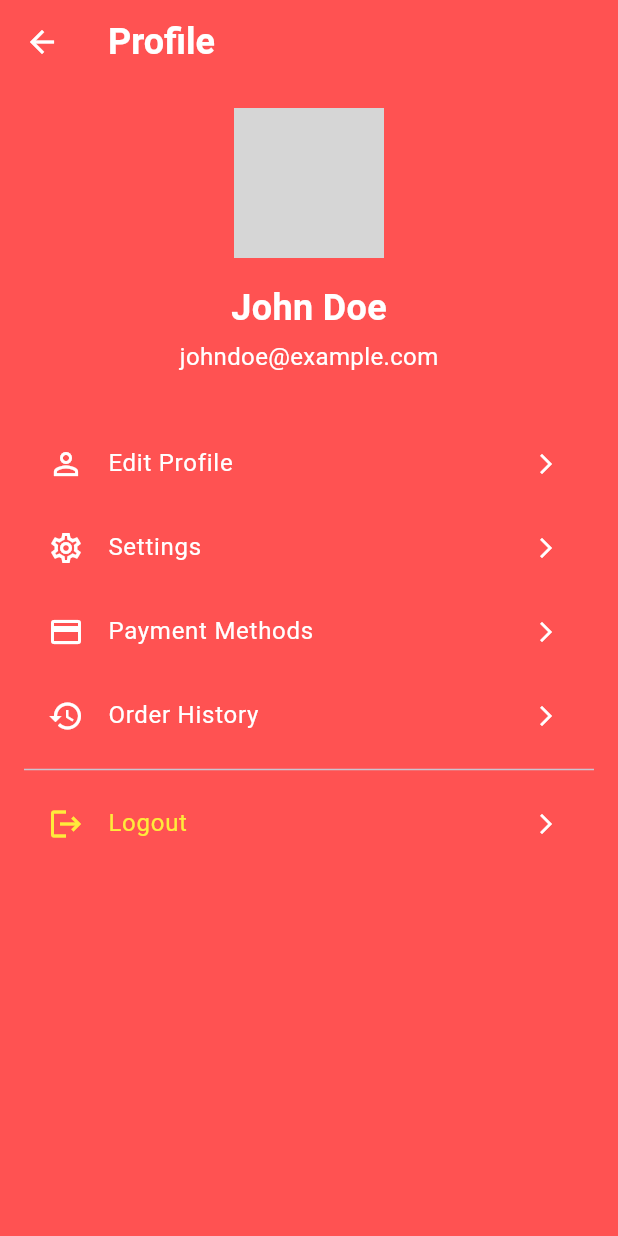
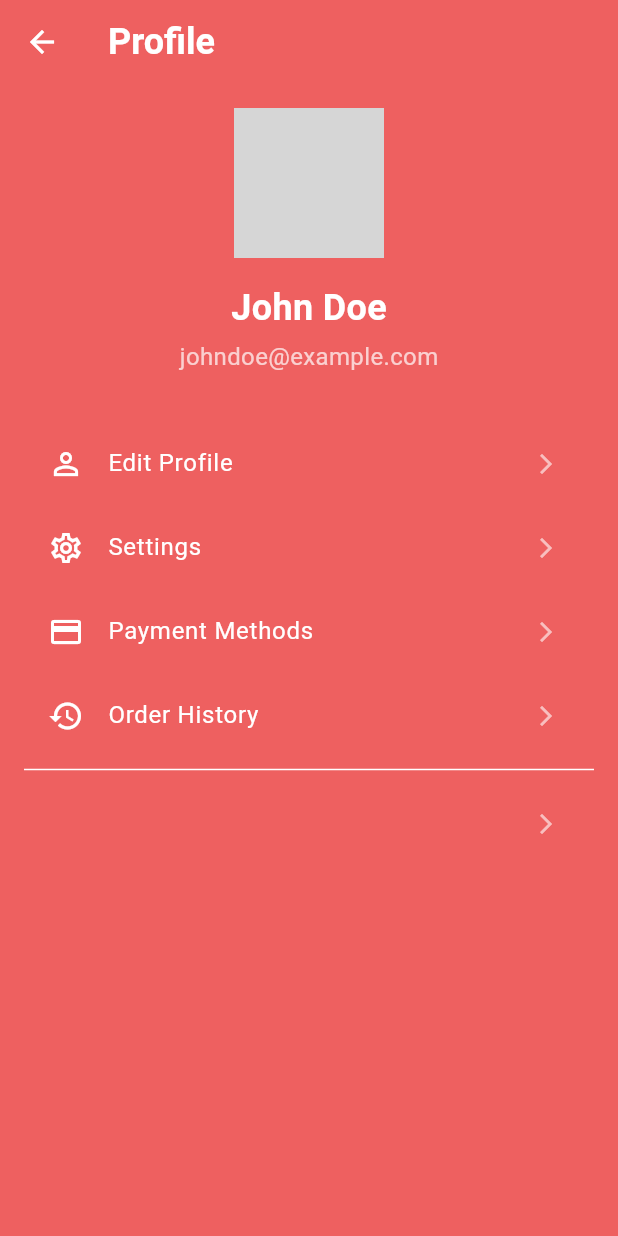
Before and after one commit to sayedulmorsalin/RFC, a Flutter app: the Home screen opened by its route, after a tap on the "person" icon, on a phone screen of 412 x 824 dp. Run offline on Flutter 3.47's test engine with Material 3 defaults, Android fonts, the phone set to English and light mode, and no system bars; our stand-ins replace get; network calls fail; grey boxes are pictures that could not be loaded.

Commit message:
theme added

```diff
--- a/lib/main.dart
+++ b/lib/main.dart
@@ -1,6 +1,7 @@
 import 'package:flutter/material.dart';
 import 'package:get/get.dart';
 import 'package:rfc/routes/routes.dart';
+import 'package:rfc/theme/app_theme.dart';
 
 void main() {
   runApp(const MyApp());
@@ -13,7 +14,8 @@ class MyApp extends StatelessWidget {
   Widget build(BuildContext context) {
     return GetMaterialApp(
       debugShowCheckedModeBanner: false,
-      initialRoute: AppRoutes.register,
+      theme: AppTheme.light(),
+      initialRoute: AppRoutes.home,
       getPages: AppRoutes.routes,
     );
   }
--- a/lib/views/product/home/all_item_card.dart
+++ b/lib/views/product/home/all_item_card.dart
@@ -1,11 +1,11 @@
 import 'package:flutter/material.dart';
 
-Widget buildAllMenuItemCard(Map<String, dynamic> item) {
+Widget buildAllMenuItemCard(BuildContext context, Map<String, dynamic> item) {
   return Card(
     margin: const EdgeInsets.only(bottom: 12.0),
     shape: RoundedRectangleBorder(borderRadius: BorderRadius.circular(12)),
     child: Padding(
-      padding: const EdgeInsets.fromLTRB(0,0,0, 12.0),
+      padding: const EdgeInsets.fromLTRB(0, 0, 0, 12.0),
       child: Row(
         children: [
           Expanded(
@@ -15,8 +15,7 @@ Widget buildAllMenuItemCard(Map<String, dynamic> item) {
                 Row(
                   children: [
                     Expanded(
-                      child:
-                      ClipRRect(
+                      child: ClipRRect(
                         borderRadius: BorderRadius.circular(8),
                         child: Image.network(
                           item["image"],
@@ -34,17 +33,24 @@ Widget buildAllMenuItemCard(Map<String, dynamic> item) {
                     children: [
                       Text(
                         item["name"],
-                        style: const TextStyle(fontSize: 18, fontWeight: FontWeight.bold),
+                        style: Theme.of(context).textTheme.titleMedium
+                            ?.copyWith(fontWeight: FontWeight.bold),
                       ),
                       const SizedBox(height: 4),
                       Text(
                         item["description"],
-                        style: const TextStyle(color: Colors.black54),
+                        style: Theme.of(context).textTheme.bodySmall?.copyWith(
+                          color: Theme.of(
+                            context,
+                          ).textTheme.titleMedium?.color?.withOpacity(0.7),
+                        ),
                       ),
                       const SizedBox(height: 8),
                       Text(
                         item["price"],
-                        style: const TextStyle(fontSize: 16, fontWeight: FontWeight.bold),
+                        style: Theme.of(context).textTheme.titleSmall?.copyWith(
+                          fontWeight: FontWeight.bold,
+                        ),
                       ),
                     ],
                   ),
@@ -52,8 +58,6 @@ Widget buildAllMenuItemCard(Map<String, dynamic> item) {
               ],
             ),
           ),
-
-
         ],
       ),
     ),
--- a/lib/views/product/home/home.dart
+++ b/lib/views/product/home/home.dart
@@ -13,21 +13,24 @@ class Home extends StatefulWidget {
 }
 
 class _HomeState extends State<Home> {
-  final h1_color = Colors.white;
-  final h2_color = Colors.white;
-  final h3_color = Colors.white;
-
   @override
   Widget build(BuildContext context) {
+    final ColorScheme scheme = Theme.of(context).colorScheme;
+
     return Scaffold(
-      backgroundColor: Colors.redAccent,
       appBar: AppBar(
-        backgroundColor: Colors.redAccent,
-        title: Text("Welcome to RFC", style: TextStyle(fontSize: 30, fontWeight: FontWeight.bold, color: h1_color)),
+        title: Text(
+          "Welcome to RFC",
+          style: TextStyle(
+            fontSize: 30,
+            fontWeight: FontWeight.bold,
+            color: scheme.onPrimary,
+          ),
+        ),
         centerTitle: true,
         actions: [
           IconButton(
-            icon: const Icon(Icons.person, color: Colors.white),
+            icon: Icon(Icons.person, color: scheme.onPrimary),
             onPressed: () {
               Get.toNamed(AppRoutes.profile);
             },
@@ -58,29 +61,37 @@ class _HomeState extends State<Home> {
             ],
           ),
         ),
-
       ),
-        floatingActionButton: FloatingActionButton(
-          onPressed: () {
-            Get.toNamed(AppRoutes.cart);
-          },
-          child: const Icon(Icons.shopping_cart),
-        )
+      floatingActionButton: FloatingActionButton(
+        onPressed: () {
+          Get.toNamed(AppRoutes.cart);
+        },
+        child: const Icon(Icons.shopping_cart),
+      ),
     );
   }
 
   Widget _buildSearchField() {
-    return const TextField(
+    return TextField(
       decoration: InputDecoration(
         hintText: "Search for food...",
-        hintStyle: TextStyle(color: Colors.black54),
-        prefixIcon: Icon(Icons.search, color: Colors.black54,),
+        hintStyle: TextStyle(
+          color: Theme.of(
+            context,
+          ).textTheme.titleMedium?.color?.withOpacity(0.6),
+        ),
+        prefixIcon: Icon(
+          Icons.search,
+          color: Theme.of(
+            context,
+          ).textTheme.titleMedium?.color?.withOpacity(0.6),
+        ),
         border: OutlineInputBorder(
           borderRadius: BorderRadius.all(Radius.circular(12.0)),
           borderSide: BorderSide.none,
         ),
         filled: true,
-        fillColor: Colors.white,
+        fillColor: Theme.of(context).colorScheme.surface,
       ),
     );
   }
@@ -101,21 +112,50 @@ class _HomeState extends State<Home> {
         const SizedBox(height: 16),
         Text(
           "Raihan Food Corner",
-          style: TextStyle(fontSize: 24, fontWeight: FontWeight.bold, color: h2_color),
+          style: TextStyle(
+            fontSize: 24,
+            fontWeight: FontWeight.bold,
+            color: Theme.of(context).colorScheme.onBackground,
+          ),
         ),
         const SizedBox(height: 8),
         Text(
           "Chinese • Burgers • Fast Food",
-          style: TextStyle(fontSize: 16, color: h3_color),
+          style: TextStyle(
+            fontSize: 16,
+            color: Theme.of(context).colorScheme.onBackground.withOpacity(0.7),
+          ),
         ),
         const SizedBox(height: 8),
         Row(
           children: [
-            Icon(Icons.run_circle_outlined, color: Colors.white, size: 20),
-            Text(" Very fast delivery ",style: TextStyle(color: h3_color)),
+            Icon(
+              Icons.run_circle_outlined,
+              color: Theme.of(context).colorScheme.onBackground,
+              size: 20,
+            ),
+            Text(
+              " Very fast delivery ",
+              style: TextStyle(
+                color: Theme.of(
+                  context,
+                ).colorScheme.onBackground.withOpacity(0.8),
+              ),
+            ),
             SizedBox(width: 16),
-            Icon(Icons.timer_outlined, color: Colors.white, size: 20),
-            Text(" 25-35 min",style: TextStyle(color: h3_color)),
+            Icon(
+              Icons.timer_outlined,
+              color: Theme.of(context).colorScheme.onBackground,
+              size: 20,
+            ),
+            Text(
+              " 25-35 min",
+              style: TextStyle(
+                color: Theme.of(
+                  context,
+                ).colorScheme.onBackground.withOpacity(0.8),
+              ),
+            ),
           ],
         ),
       ],
@@ -125,7 +165,11 @@ class _HomeState extends State<Home> {
   Widget _buildSectionTitle(String title) {
     return Text(
       title,
-      style: TextStyle(fontSize: 20, fontWeight: FontWeight.bold, color: h2_color),
+      style: TextStyle(
+        fontSize: 20,
+        fontWeight: FontWeight.bold,
+        color: Theme.of(context).colorScheme.onBackground,
+      ),
     );
   }
 
@@ -133,21 +177,26 @@ class _HomeState extends State<Home> {
     final menu = [
       {
         "name": "Classic Burger",
-        "description": "A juicy beef patty with lettuce, tomato, and our special sauce.",
+        "description":
+            "A juicy beef patty with lettuce, tomato, and our special sauce.",
         "price": "\$9.99",
-        "image": "https://images.unsplash.com/photo-1550547660-d9450f859349?auto=format&fit=crop&w=765&q=80"
+        "image":
+            "https://images.unsplash.com/photo-1550547660-d9450f859349?auto=format&fit=crop&w=765&q=80",
       },
       {
         "name": "Cheese Burger",
-        "description": "The classic burger with a slice of melted cheddar cheese.",
+        "description":
+            "The classic burger with a slice of melted cheddar cheese.",
         "price": "\$10.99",
-        "image": "https://images.unsplash.com/photo-1607013251379-e6eecfffe234?auto=format&fit=crop&w=687&q=80"
+        "image":
+            "https://images.unsplash.com/photo-1607013251379-e6eecfffe234?auto=format&fit=crop&w=687&q=80",
       },
       {
         "name": "Fries",
         "description": "Crispy golden fries.",
         "price": "\$3.99",
-        "image": "https://images.unsplash.com/photo-1541592106381-b31e9677c0e5?auto=format&fit=crop&w=1170&q=80"
+        "image":
+            "https://images.unsplash.com/photo-1541592106381-b31e9677c0e5?auto=format&fit=crop&w=1170&q=80",
       },
     ];
 
@@ -159,7 +208,7 @@ class _HomeState extends State<Home> {
         itemBuilder: (context, index) {
           return SizedBox(
             width: 280,
-            child: buildMenuItemCard(menu[index]),
+            child: buildMenuItemCard(context, menu[index]),
           );
         },
       ),
@@ -170,21 +219,26 @@ class _HomeState extends State<Home> {
     final menu = [
       {
         "name": "Classic Burger",
-        "description": "A juicy beef patty with lettuce, tomato, and our special sauce.",
+        "description":
+            "A juicy beef patty with lettuce, tomato, and our special sauce.",
         "price": "\$9.99",
-        "image": "https://images.unsplash.com/photo-1550547660-d9450f859349?auto=format&fit=crop&w=765&q=80"
+        "image":
+            "https://images.unsplash.com/photo-1550547660-d9450f859349?auto=format&fit=crop&w=765&q=80",
       },
       {
         "name": "Cheese Burger",
-        "description": "The classic burger with a slice of melted cheddar cheese.",
+        "description":
+            "The classic burger with a slice of melted cheddar cheese.",
         "price": "\$10.99",
-        "image": "https://images.unsplash.com/photo-1607013251379-e6eecfffe234?auto=format&fit=crop&w=687&q=80"
+        "image":
+            "https://images.unsplash.com/photo-1607013251379-e6eecfffe234?auto=format&fit=crop&w=687&q=80",
       },
       {
         "name": "Fries",
         "description": "Crispy golden fries.",
         "price": "\$3.99",
-        "image": "https://images.unsplash.com/photo-1541592106381-b31e9677c0e5?auto=format&fit=crop&w=1170&q=80"
+        "image":
+            "https://images.unsplash.com/photo-1541592106381-b31e9677c0e5?auto=format&fit=crop&w=1170&q=80",
       },
     ];
 
@@ -199,12 +253,8 @@ class _HomeState extends State<Home> {
         childAspectRatio: 0.6,
       ),
       itemBuilder: (context, index) {
-        return buildAllMenuItemCard(menu[index]);
+        return buildAllMenuItemCard(context, menu[index]);
       },
     );
   }
-
-
-
-
 }
--- a/lib/views/product/home/item_card.dart
+++ b/lib/views/product/home/item_card.dart
@@ -1,11 +1,11 @@
 import 'package:flutter/material.dart';
 
-Widget buildMenuItemCard(Map<String, dynamic> item) {
+Widget buildMenuItemCard(BuildContext context, Map<String, dynamic> item) {
   return Card(
     margin: const EdgeInsets.only(right: 12.0),
     shape: RoundedRectangleBorder(borderRadius: BorderRadius.circular(12)),
     child: Padding(
-      padding: const EdgeInsets.fromLTRB(0,0,0, 12.0),
+      padding: const EdgeInsets.fromLTRB(0, 0, 0, 12.0),
       child: Row(
         children: [
           Expanded(
@@ -15,8 +15,7 @@ Widget buildMenuItemCard(Map<String, dynamic> item) {
                 Row(
                   children: [
                     Expanded(
-                      child:
-                      ClipRRect(
+                      child: ClipRRect(
                         borderRadius: BorderRadius.circular(8),
                         child: Image.network(
                           item["image"],
@@ -34,19 +33,26 @@ Widget buildMenuItemCard(Map<String, dynamic> item) {
                     children: [
                       Text(
                         item["name"],
-                      style: const TextStyle(fontSize: 18, fontWeight: FontWeight.bold),
+                        style: Theme.of(context).textTheme.titleMedium
+                            ?.copyWith(fontWeight: FontWeight.bold),
                       ),
                       const SizedBox(height: 4),
                       Text(
                         item["description"],
                         maxLines: 3,
                         overflow: TextOverflow.ellipsis,
-                      style: const TextStyle(color: Colors.black54),
+                        style: Theme.of(context).textTheme.bodySmall?.copyWith(
+                          color: Theme.of(
+                            context,
+                          ).textTheme.labelSmall?.color?.withOpacity(0.8),
+                        ),
                       ),
                       const SizedBox(height: 8),
                       Text(
                         item["price"],
-                      style: const TextStyle(fontSize: 16, fontWeight: FontWeight.bold),
+                        style: Theme.of(context).textTheme.titleSmall?.copyWith(
+                          fontWeight: FontWeight.bold,
+                        ),
                       ),
                     ],
                   ),
@@ -54,8 +60,6 @@ Widget buildMenuItemCard(Map<String, dynamic> item) {
               ],
             ),
           ),
-
-
         ],
       ),
     ),
--- a/lib/views/profile/user_profile.dart
+++ b/lib/views/profile/user_profile.dart
@@ -6,19 +6,16 @@ class UserProfile extends StatelessWidget {
   @override
   Widget build(BuildContext context) {
     return Scaffold(
-      backgroundColor: Colors.redAccent,
       appBar: AppBar(
-        title: const Text('Profile', style: TextStyle(color: Colors.white, fontSize: 24, fontWeight: FontWeight.bold)),
-        backgroundColor: Colors.redAccent,
+        title: const Text('Profile', style: TextStyle(fontSize: 24, fontWeight: FontWeight.bold)),
         elevation: 0,
-        iconTheme: const IconThemeData(color: Colors.white),
       ),
       body: SingleChildScrollView(
         child: Padding(
           padding: const EdgeInsets.all(16.0),
           child: Column(
             children: [
-              _buildProfileHeader(),
+              _buildProfileHeader(context),
               const SizedBox(height: 32),
               _buildProfileMenuList(context),
             ],
@@ -28,23 +25,25 @@ class UserProfile extends StatelessWidget {
     );
   }
 
-  Widget _buildProfileHeader() {
-    return const Column(
+  Widget _buildProfileHeader(BuildContext context) {
+    final ColorScheme scheme = Theme.of(context).colorScheme;
+
+    return Column(
       children: [
-        CircleAvatar(
+        const CircleAvatar(
           radius: 50,
           backgroundImage: NetworkImage(
               'https://images.unsplash.com/photo-1522075469751-3a6694fb2f61?ixlib=rb-4.0.3&ixid=MnwxMjA3fDB8MHxwaG90by1wYWdlfHx8fGVufDB8fHx8&auto=format&fit=crop&w=880&q=80'),
         ),
-        SizedBox(height: 16),
+        const SizedBox(height: 16),
         Text(
           'John Doe',
-          style: TextStyle(fontSize: 24, fontWeight: FontWeight.bold, color: Colors.white),
+          style: TextStyle(fontSize: 24, fontWeight: FontWeight.bold, color: scheme.onBackground),
         ),
-        SizedBox(height: 4),
+        const SizedBox(height: 4),
         Text(
           'johndoe@example.com',
-          style: TextStyle(fontSize: 16, color: Colors.white),
+          style: TextStyle(fontSize: 16, color: scheme.onBackground.withOpacity(0.7)),
         ),
       ],
     );
@@ -54,6 +53,7 @@ class UserProfile extends StatelessWidget {
     return Column(
       children: [
         _buildProfileMenuItem(
+          context,
           icon: Icons.person_outline,
           title: 'Edit Profile',
           onTap: () {
@@ -61,6 +61,7 @@ class UserProfile extends StatelessWidget {
           },
         ),
         _buildProfileMenuItem(
+          context,
           icon: Icons.settings_outlined,
           title: 'Settings',
           onTap: () {
@@ -68,6 +69,7 @@ class UserProfile extends StatelessWidget {
           },
         ),
         _buildProfileMenuItem(
+          context,
           icon: Icons.credit_card,
           title: 'Payment Methods',
           onTap: () {
@@ -75,6 +77,7 @@ class UserProfile extends StatelessWidget {
           },
         ),
         _buildProfileMenuItem(
+          context,
           icon: Icons.history,
           title: 'Order History',
           onTap: () {
@@ -83,9 +86,10 @@ class UserProfile extends StatelessWidget {
         ),
         const Divider(),
         _buildProfileMenuItem(
+          context,
           icon: Icons.logout,
           title: 'Logout',
-          textColor: Colors.yellow,
+          textColor: Theme.of(context).colorScheme.primary,
           onTap: () {
             // Handle logout
           },
@@ -94,16 +98,20 @@ class UserProfile extends StatelessWidget {
     );
   }
 
-  Widget _buildProfileMenuItem({
+  Widget _buildProfileMenuItem(
+    BuildContext context, {
     required IconData icon,
     required String title,
     required VoidCallback onTap,
-    Color textColor = Colors.white,
+    Color? textColor,
   }) {
+    final ColorScheme scheme = Theme.of(context).colorScheme;
+    final Color resolved = textColor ?? scheme.onBackground;
+
     return ListTile(
-      leading: Icon(icon, color: textColor),
-      title: Text(title, style: TextStyle(color: textColor, fontSize: 16)),
-      trailing: const Icon(Icons.arrow_forward_ios,color: Colors.white, size: 16),
+      leading: Icon(icon, color: resolved),
+      title: Text(title, style: TextStyle(color: resolved, fontSize: 16)),
+      trailing: Icon(Icons.arrow_forward_ios, color: scheme.onBackground.withOpacity(0.6), size: 16),
       onTap: onTap,
     );
   }
```
Also changed, not shown: lib/components/button.dart (+9 -5 lines), lib/components/textfield.dart (+10 -30 lines), lib/theme/app_theme.dart (added, +72 -0 lines), lib/views/auth/login.dart (+8 -15 lines), lib/views/auth/register.dart (+6 -13 lines), lib/views/product/cart.dart (+20 -18 lines). Lines whose indentation alone changed are shown as unchanged.
